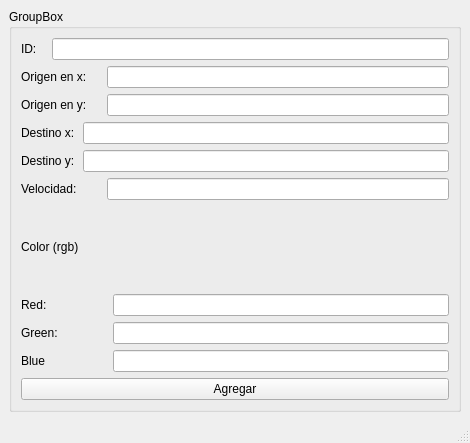
Gustas13/Actividades, file Actividad 8/mainwindow.ui: the form before one commit.
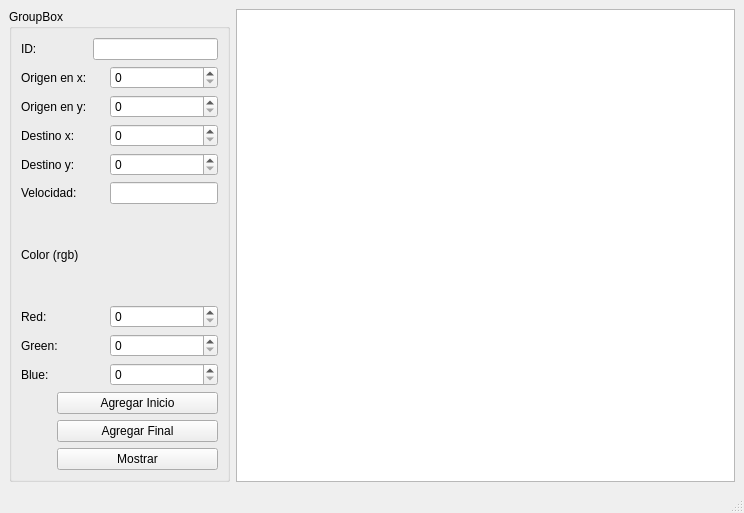
The form after the commit.

Commit message: Modificación de mainwindow.ui

Patch:
```diff
--- a/Actividad 8/mainwindow.ui
+++ b/Actividad 8/mainwindow.ui
@@ -6,8 +6,8 @@
    <rect>
     <x>0</x>
     <y>0</y>
-    <width>470</width>
-    <height>443</height>
+    <width>744</width>
+    <height>513</height>
    </rect>
   </property>
   <property name="windowTitle">
@@ -15,41 +15,32 @@
   </property>
   <widget class="QWidget" name="centralwidget">
    <layout class="QGridLayout" name="gridLayout_2">
-    <item row="0" column="0">
+    <item row="0" column="1">
      <widget class="QGroupBox" name="groupBox">
       <property name="title">
        <string>GroupBox</string>
       </property>
       <layout class="QGridLayout" name="gridLayout">
-       <item row="0" column="0">
-        <widget class="QLabel" name="label">
-         <property name="text">
-          <string>ID:</string>
-         </property>
-        </widget>
-       </item>
-       <item row="0" column="1" colspan="4">
-        <widget class="QLineEdit" name="lineEdit"/>
-       </item>
-       <item row="1" column="0" colspan="3">
-        <widget class="QLabel" name="label_2">
-         <property name="text">
-          <string>Origen en x:</string>
-         </property>
-        </widget>
-       </item>
-       <item row="1" column="3" colspan="2">
-        <widget class="QLineEdit" name="lineEdit_2"/>
-       </item>
-       <item row="2" column="0" colspan="3">
+       <item row="2" column="0" colspan="2">
         <widget class="QLabel" name="label_3">
          <property name="text">
           <string>Origen en y:</string>
          </property>
         </widget>
        </item>
-       <item row="2" column="3" colspan="2">
-        <widget class="QLineEdit" name="lineEdit_3"/>
+       <item row="11" column="1" colspan="4">
+        <widget class="QPushButton" name="Agregar_Final_pushButton">
+         <property name="text">
+          <string>Agregar Final</string>
+         </property>
+        </widget>
+       </item>
+       <item row="5" column="0" colspan="2">
+        <widget class="QLabel" name="label_6">
+         <property name="text">
+          <string>Velocidad:</string>
+         </property>
+        </widget>
        </item>
        <item row="3" column="0" colspan="2">
         <widget class="QLabel" name="label_4">
@@ -58,9 +49,6 @@
          </property>
         </widget>
        </item>
-       <item row="3" column="2" colspan="3">
-        <widget class="QLineEdit" name="lineEdit_4"/>
-       </item>
        <item row="4" column="0" colspan="2">
         <widget class="QLabel" name="label_5">
          <property name="text">
@@ -68,20 +56,7 @@
          </property>
         </widget>
        </item>
-       <item row="4" column="2" colspan="3">
-        <widget class="QLineEdit" name="lineEdit_5"/>
-       </item>
-       <item row="5" column="0" colspan="2">
-        <widget class="QLabel" name="label_6">
-         <property name="text">
-          <string>Velocidad:</string>
-         </property>
-        </widget>
-       </item>
-       <item row="5" column="3" colspan="2">
-        <widget class="QLineEdit" name="lineEdit_6"/>
-       </item>
-       <item row="6" column="0" colspan="4">
+       <item row="6" column="0" colspan="2">
         <widget class="QLabel" name="label_7">
          <property name="text">
           <string>Color (rgb)</string>
@@ -91,46 +66,119 @@
          </property>
         </widget>
        </item>
-       <item row="7" column="0" colspan="4">
+       <item row="12" column="1" colspan="4">
+        <widget class="QPushButton" name="Mostar_pushButton">
+         <property name="text">
+          <string>Mostrar</string>
+         </property>
+        </widget>
+       </item>
+       <item row="10" column="1" colspan="4">
+        <widget class="QPushButton" name="Agregar_Inicio_pushButton">
+         <property name="text">
+          <string>Agregar Inicio</string>
+         </property>
+        </widget>
+       </item>
+       <item row="9" column="0" colspan="2">
+        <widget class="QLabel" name="label_10">
+         <property name="text">
+          <string>Blue: </string>
+         </property>
+        </widget>
+       </item>
+       <item row="5" column="3" colspan="2">
+        <widget class="QLineEdit" name="Velocidad_lineEdit"/>
+       </item>
+       <item row="7" column="0" colspan="2">
         <widget class="QLabel" name="label_8">
          <property name="text">
           <string>Red:</string>
          </property>
         </widget>
        </item>
-       <item row="7" column="4">
-        <widget class="QLineEdit" name="lineEdit_7"/>
+       <item row="1" column="0" colspan="2">
+        <widget class="QLabel" name="label_2">
+         <property name="text">
+          <string>Origen en x:</string>
+         </property>
+        </widget>
        </item>
-       <item row="8" column="0" colspan="4">
+       <item row="0" column="2" colspan="3">
+        <widget class="QLineEdit" name="ID_lineEdit"/>
+       </item>
+       <item row="8" column="0" colspan="2">
         <widget class="QLabel" name="label_9">
          <property name="text">
           <string>Green:</string>
          </property>
         </widget>
        </item>
-       <item row="8" column="4">
-        <widget class="QLineEdit" name="lineEdit_8"/>
-       </item>
-       <item row="9" column="0" colspan="4">
-        <widget class="QLabel" name="label_10">
+       <item row="0" column="0">
+        <widget class="QLabel" name="label">
          <property name="text">
-          <string>Blue</string>
+          <string>ID:</string>
          </property>
         </widget>
        </item>
-       <item row="9" column="4">
-        <widget class="QLineEdit" name="lineEdit_9"/>
+       <item row="4" column="3" colspan="2">
+        <widget class="QSpinBox" name="DestinoY_spinBox">
+         <property name="maximum">
+          <number>500</number>
+         </property>
+        </widget>
        </item>
-       <item row="10" column="0" colspan="5">
-        <widget class="QPushButton" name="pushButton">
-         <property name="text">
-          <string>Agregar</string>
+       <item row="3" column="3" colspan="2">
+        <widget class="QSpinBox" name="DestinoX_spinBox">
+         <property name="maximum">
+          <number>500</number>
+         </property>
+        </widget>
+       </item>
+       <item row="2" column="3" colspan="2">
+        <widget class="QSpinBox" name="OrigenY_spinBox">
+         <property name="maximum">
+          <number>500</number>
+         </property>
+        </widget>
+       </item>
+       <item row="1" column="3" colspan="2">
+        <widget class="QSpinBox" name="OrigenX_spinBox">
+         <property name="maximum">
+          <number>500</number>
+         </property>
+         <property name="singleStep">
+          <number>1</number>
+         </property>
+        </widget>
+       </item>
+       <item row="7" column="3" colspan="2">
+        <widget class="QSpinBox" name="Red_spinBox">
+         <property name="maximum">
+          <number>255</number>
+         </property>
+        </widget>
+       </item>
+       <item row="8" column="3" colspan="2">
+        <widget class="QSpinBox" name="Green_spinBox">
+         <property name="maximum">
+          <number>255</number>
+         </property>
+        </widget>
+       </item>
+       <item row="9" column="3" colspan="2">
+        <widget class="QSpinBox" name="Blue_spinBox">
+         <property name="maximum">
+          <number>255</number>
          </property>
         </widget>
        </item>
       </layout>
      </widget>
     </item>
+    <item row="0" column="2">
+     <widget class="QPlainTextEdit" name="salida"/>
+    </item>
    </layout>
   </widget>
   <widget class="QMenuBar" name="menubar">
```
Left out of the diff: 2 changed lines with no effect on the pictures.
